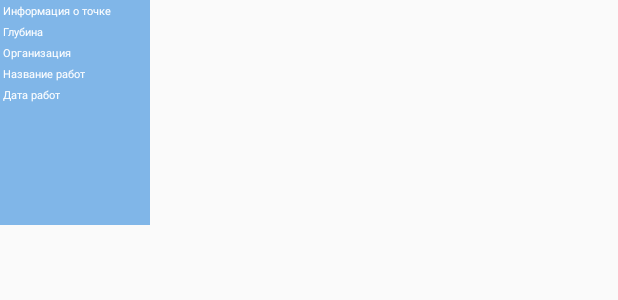
After one commit to Marat-Khusnullin/diploma, an Android app: the layout point_info_layout.xml on its own in the app's theme, with its tools: preview values and no code run, on a phone screen of 412 x 824 dp. The commit adds this screen. Shown: the top 300 px of the screen. Run offline under Robolectric (Android 15) with nearby library versions, the phone set to English and light mode, and no system bars.

Commit message:
table info

```diff
--- /dev/null
+++ b/app/src/main/res/layout/point_info_layout.xml
@@ -0,0 +1,62 @@
+<?xml version="1.0" encoding="utf-8"?>
+<RelativeLayout
+    android:id="@+id/waterObjectInfo_layout"
+    xmlns:android="http://schemas.android.com/apk/res/android" android:layout_width="100sp"
+    android:layout_height="150sp"
+    android:background="#80B6E8">
+
+    <LinearLayout
+        android:orientation="vertical"
+        android:layout_width="match_parent"
+        android:layout_height="match_parent">
+    <TextView
+        android:id="@+id/water_type"
+        android:layout_width="wrap_content"
+        android:layout_height="wrap_content"
+        android:textSize="7sp"
+        android:text="Информация о точке"
+        android:textColor="#FFF"
+        android:padding="2dp"/>
+
+    <TextView
+        android:id="@+id/water_depth"
+        android:layout_width="wrap_content"
+        android:layout_height="wrap_content"
+        android:textSize="7sp"
+        android:text="Глубина"
+        android:textColor="#FFF"
+        android:padding="2dp"/>
+
+
+    <TextView
+        android:id="@+id/water_company"
+        android:layout_width="wrap_content"
+        android:layout_height="wrap_content"
+        android:textSize="7sp"
+        android:text="Организация"
+        android:textColor="#FFF"
+        android:padding="2dp"/>
+
+    <TextView
+        android:id="@+id/water_last_work_name"
+        android:layout_width="wrap_content"
+        android:layout_height="wrap_content"
+        android:textSize="7sp"
+        android:text="Название работ"
+        android:textColor="#FFF"
+        android:padding="2dp"/>
+
+    <TextView
+        android:id="@+id/water_last_work_date"
+        android:layout_width="wrap_content"
+        android:layout_height="wrap_content"
+        android:textSize="7sp"
+        android:text="Дата работ"
+        android:textColor="#FFF"
+        android:padding="2dp"/>
+
+    </LinearLayout>
+
+
+
+</RelativeLayout>
```
Also changed, not shown: app/src/main/java/com/example/arcoretest/MainActivity.java (+82 -25 lines), app/src/main/java/com/example/arcoretest/MainActivityPresenter.java (added, +49 -0 lines), 1 other file.
